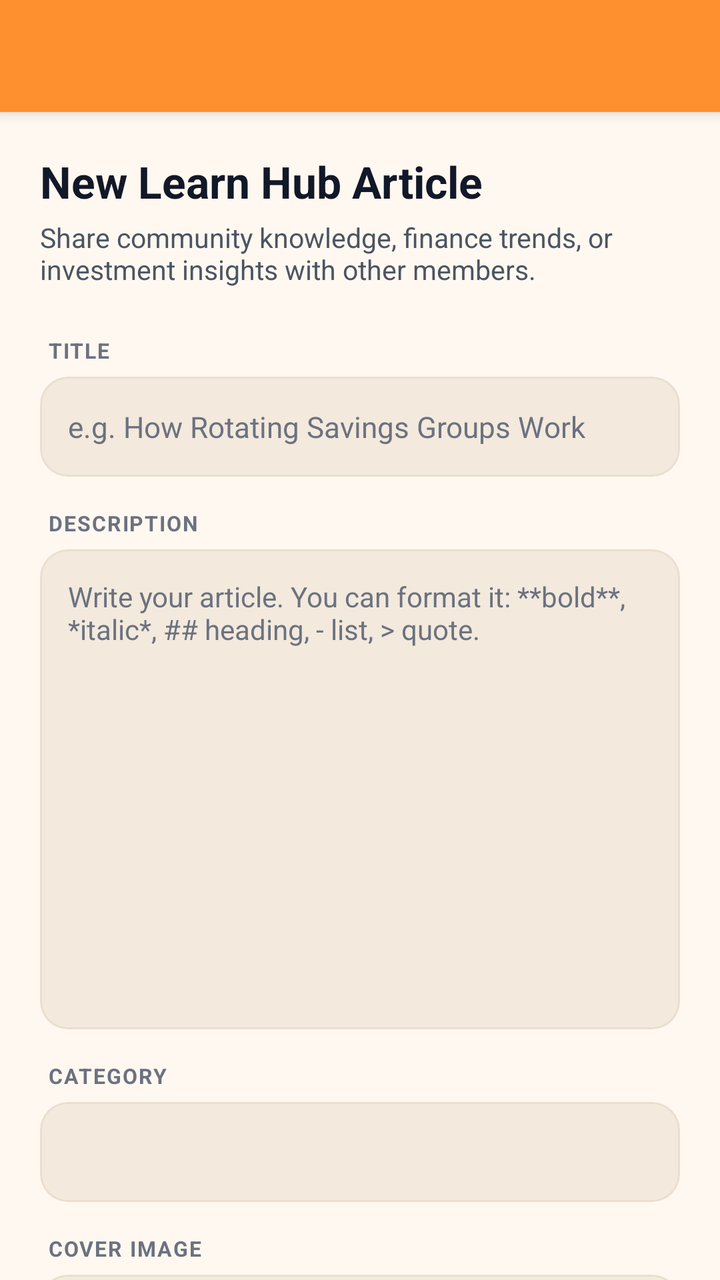
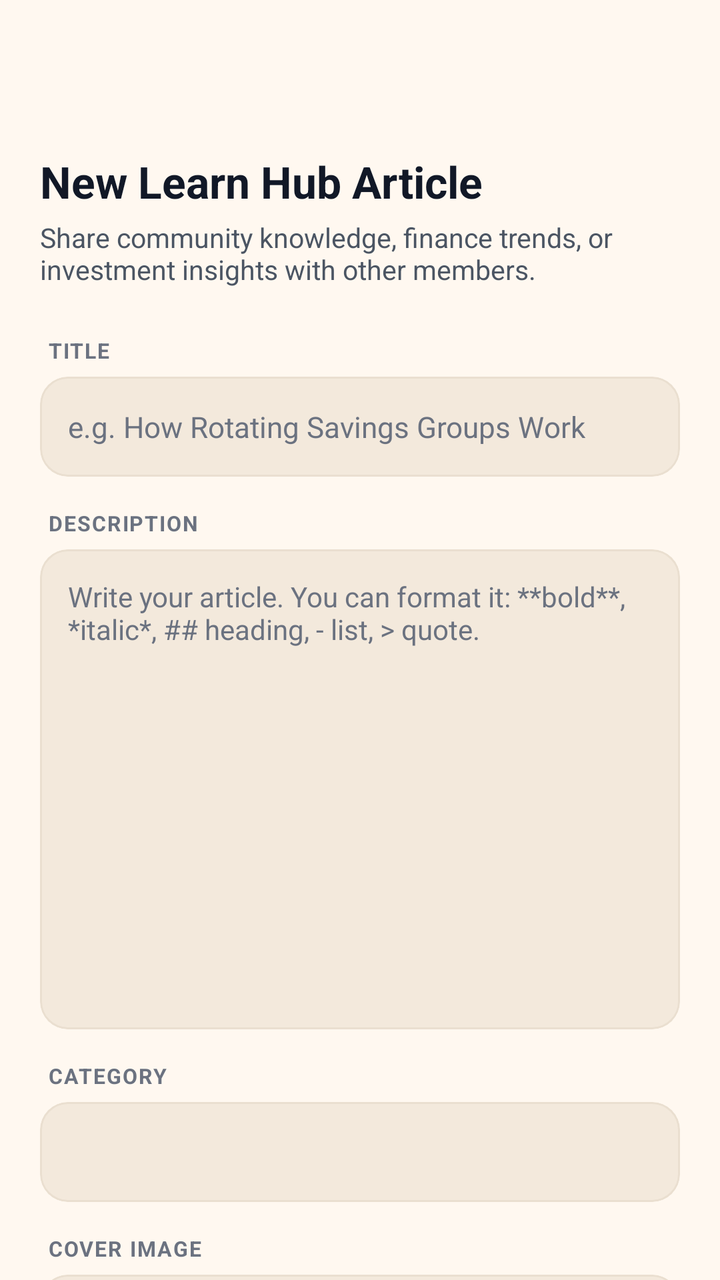

Before-and-after screenshots of an Android layout around one commit, followed by the original layout XML and the change that was made.
<!-- AndroidManifest.xml: application theme AppTheme -->
<!-- res/layout/create_learnhub_content.xml -->
<androidx.coordinatorlayout.widget.CoordinatorLayout
	xmlns:android="http://schemas.android.com/apk/res/android"
	xmlns:app="http://schemas.android.com/apk/res-auto"
	xmlns:tools="http://schemas.android.com/tools"
	android:id="@+id/_coordinator"
	android:layout_width="match_parent"
	android:layout_height="match_parent">
	<com.google.android.material.appbar.AppBarLayout
		android:id="@+id/_app_bar"
		android:layout_width="match_parent"
		android:layout_height="wrap_content"
		android:theme="@style/AppTheme.AppBarOverlay">
		<androidx.appcompat.widget.Toolbar
			android:id="@+id/_toolbar"
			android:layout_width="match_parent"
			android:layout_height="?attr/actionBarSize"
			android:background="?attr/appBarColor"
			app:popupTheme="@style/AppTheme.PopupOverlay" />
	</com.google.android.material.appbar.AppBarLayout>
	<androidx.core.widget.NestedScrollView
		android:id="@+id/vscroll2"
		android:layout_width="match_parent"
		android:layout_height="match_parent"
		android:background="@color/colorBackground"
		android:fillViewport="true"
		android:overScrollMode="never"
		app:layout_behavior="@string/appbar_scrolling_view_behavior">
		<LinearLayout
			android:id="@+id/linear10"
			android:layout_width="match_parent"
			android:layout_height="wrap_content"
			android:padding="20dp"
			android:orientation="vertical">
			<TextView
				android:id="@+id/textview24"
				android:layout_width="wrap_content"
				android:layout_height="wrap_content"
				android:text="New Learn Hub Article"
				android:textSize="22sp"
				android:textStyle="bold"
				android:textColor="@color/colorTextPrimary"
				android:focusable="false" />
			<TextView
				android:id="@+id/textview25"
				android:layout_width="match_parent"
				android:layout_height="wrap_content"
				android:layout_marginTop="4dp"
				android:layout_marginBottom="24dp"
				android:text="Share community knowledge, finance trends, or investment insights with other members."
				android:textColor="@color/colorTextSecondary"
				android:textSize="13.5sp"
				android:focusable="false" />
			<TextView
				android:id="@+id/textview26"
				android:layout_width="wrap_content"
				android:layout_height="wrap_content"
				android:text="TITLE"
				android:textStyle="bold"
				android:textColor="@color/colorTextTertiary"
				android:textSize="10.5sp"
				android:layout_marginStart="4dp"
				android:letterSpacing="0.06"
				android:focusable="false" />
			<com.google.android.material.card.MaterialCardView
				android:id="@+id/cardview13"
				android:layout_width="match_parent"
				android:layout_height="wrap_content"
				android:layout_marginTop="6dp"
				android:layout_marginBottom="16dp"
				app:cardBackgroundColor="@color/colorSurfaceRaised"
				app:cardCornerRadius="14dp"
				app:cardElevation="0dp"
				app:strokeColor="@color/colorCardStroke"
				app:strokeWidth="1dp">
				<EditText
					android:id="@+id/et_learn_title"
					android:layout_width="match_parent"
					android:layout_height="50dp"
					android:background="@android:color/transparent"
					android:gravity="center_vertical"
					android:textColor="@color/colorTextPrimary"
					android:hint="e.g. How Rotating Savings Groups Work"
					android:textSize="14.5sp"
					android:inputType="textCapSentences"
					android:focusable="true"
					android:focusableInTouchMode="true"
					android:maxLength="120"
					android:paddingHorizontal="14dp" />
			</com.google.android.material.card.MaterialCardView>
			<TextView
				android:id="@+id/textview27"
				android:layout_width="wrap_content"
				android:layout_height="wrap_content"
				android:text="DESCRIPTION"
				android:textStyle="bold"
				android:textColor="@color/colorTextTertiary"
				android:textSize="10.5sp"
				android:layout_marginStart="4dp"
				android:letterSpacing="0.06"
				android:focusable="false" />
			<com.google.android.material.card.MaterialCardView
				android:id="@+id/cardview14"
				android:layout_width="match_parent"
				android:layout_height="240dp"
				android:layout_marginTop="6dp"
				android:layout_marginBottom="16dp"
				app:cardBackgroundColor="@color/colorSurfaceRaised"
				app:cardCornerRadius="14dp"
				app:cardElevation="0dp"
				app:strokeColor="@color/colorCardStroke"
				app:strokeWidth="1dp">
				<EditText
					android:id="@+id/et_learn_description"
					android:layout_width="match_parent"
					android:layout_height="match_parent"
					android:padding="14dp"
					android:background="@android:color/transparent"
					android:textSize="14sp"
					android:textColor="@color/colorTextPrimary"
					android:hint="Write your article. You can format it: **bold**, *italic*, ## heading, - list, &gt; quote."
					android:gravity="top|start"
					android:inputType="textMultiLine|textCapSentences"
					android:focusable="true"
					android:focusableInTouchMode="true"
					android:maxLength="8000" />
			</com.google.android.material.card.MaterialCardView>
			<TextView
				android:id="@+id/textview28"
				android:layout_width="wrap_content"
				android:layout_height="wrap_content"
				android:text="CATEGORY"
				android:textStyle="bold"
				android:textColor="@color/colorTextTertiary"
				android:textSize="10.5sp"
				android:layout_marginStart="4dp"
				android:letterSpacing="0.06"
				android:focusable="false" />
			<com.google.android.material.card.MaterialCardView
				android:id="@+id/cardview7"
				android:layout_width="match_parent"
				android:layout_height="wrap_content"
				android:layout_marginTop="6dp"
				android:layout_marginBottom="16dp"
				app:cardBackgroundColor="@color/colorSurfaceRaised"
				app:cardCornerRadius="14dp"
				app:cardElevation="0dp"
				app:strokeColor="@color/colorCardStroke"
				app:strokeWidth="1dp">
				<Spinner
					android:id="@+id/spinner_learn_category"
					android:layout_width="match_parent"
					android:layout_height="50dp"
					android:background="@android:color/transparent"
					android:spinnerMode="dialog"
					android:paddingHorizontal="10dp"
					android:theme="@style/WhiteSpinnerTheme" />
			</com.google.android.material.card.MaterialCardView>
			<TextView
				android:id="@+id/textview29"
				android:layout_width="wrap_content"
				android:layout_height="wrap_content"
				android:text="COVER IMAGE"
				android:textStyle="bold"
				android:textColor="@color/colorTextTertiary"
				android:textSize="10.5sp"
				android:layout_marginStart="4dp"
				android:letterSpacing="0.06"
				android:focusable="false" />
			<com.google.android.material.card.MaterialCardView
				android:id="@+id/card_image_picker"
				android:layout_width="match_parent"
				android:layout_height="160dp"
				android:layout_marginTop="6dp"
				android:layout_marginBottom="8dp"
				app:cardBackgroundColor="@color/colorSurfaceRaised"
				app:cardCornerRadius="14dp"
				app:cardElevation="0dp"
				app:strokeColor="@color/colorCardStroke"
				app:strokeWidth="1dp">
				<FrameLayout
					android:id="@+id/frame_layout2"
					android:layout_width="match_parent"
					android:layout_height="match_parent">
					<ImageView
						android:id="@+id/iv_learn_image_preview"
						android:layout_width="match_parent"
						android:layout_height="match_parent"
						android:src="@drawable/default_image"
						android:scaleType="centerCrop"
						android:visibility="gone" />
					<LinearLayout
						android:id="@+id/layout_image_placeholder"
						android:layout_width="match_parent"
						android:layout_height="match_parent"
						android:gravity="center_horizontal|center_vertical"
						android:orientation="vertical">
						<ImageView
							android:id="@+id/imageview2"
							android:layout_width="36dp"
							android:layout_height="36dp"
							android:scaleType="center"
							android:src="@android:drawable/ic_menu_gallery"
							app:tint="@color/colorTextTertiary" />
						<TextView
							android:id="@+id/textview30"
							android:layout_width="wrap_content"
							android:layout_height="wrap_content"
							android:layout_marginTop="8dp"
							android:text="Add a cover image (optional)"
							android:textSize="13sp"
							android:textColor="@color/colorTextSecondary"
							android:focusable="false" />
					</LinearLayout>
					<com.google.android.material.progressindicator.LinearProgressIndicator
						android:id="@+id/progress_image_upload"
						android:layout_width="match_parent"
						android:layout_height="wrap_content"
						android:layout_gravity="bottom"
						android:visibility="gone"
						app:indicatorColor="@color/colorAccent"
						app:trackThickness="4dp" />
				</FrameLayout>
			</com.google.android.material.card.MaterialCardView>
			<TextView
				android:id="@+id/textview32"
				android:layout_width="match_parent"
				android:layout_height="wrap_content"
				android:layout_marginBottom="24dp"
				android:text="A picture or a video is optional: you can post words only."
				android:textColor="@color/colorTextTertiary"
				android:textSize="11.5sp"
				android:layout_marginStart="4dp"
				android:focusable="false" />
			<TextView
				android:layout_width="match_parent"
				android:layout_height="wrap_content"
				android:layout_marginStart="4dp"
				android:layout_marginBottom="6dp"
				android:text="Video link (optional)"
				android:textColor="@color/colorTextPrimary"
				android:textSize="14sp"
				android:textStyle="bold"
				android:focusable="false" />
			<com.google.android.material.card.MaterialCardView
				android:layout_width="match_parent"
				android:layout_height="wrap_content"
				android:layout_marginBottom="4dp"
				app:cardBackgroundColor="@color/colorSurfaceRaised"
				app:cardCornerRadius="14dp"
				app:cardElevation="0dp"
				app:strokeColor="@color/colorCardStroke"
				app:strokeWidth="1dp">
				<EditText
					android:id="@+id/et_learn_video_url"
					android:layout_width="match_parent"
					android:layout_height="50dp"
					android:background="@android:color/transparent"
					android:gravity="center_vertical"
					android:textSize="14sp"
					android:textColor="@color/colorTextPrimary"
					android:hint="YouTube, Facebook, TikTok or Vimeo link"
					android:inputType="textUri"
					android:focusable="true"
					android:focusableInTouchMode="true"
					android:maxLength="300"
					android:paddingHorizontal="14dp" />
			</com.google.android.material.card.MaterialCardView>
			<TextView
				android:id="@+id/tv_learn_video_status"
				android:layout_width="match_parent"
				android:layout_height="wrap_content"
				android:layout_marginStart="4dp"
				android:layout_marginBottom="24dp"
				android:text="Readers press play and the video streams from the site it is on. Nothing is uploaded or stored by Harvana."
				android:textColor="@color/colorTextTertiary"
				android:textSize="11.5sp"
				android:focusable="false" />
			<TextView
				android:id="@+id/tv_learn_error"
				android:layout_width="match_parent"
				android:layout_height="wrap_content"
				android:layout_marginBottom="12dp"
				android:textSize="13sp"
				android:textColor="@color/colorError"
				android:focusable="false"
				android:visibility="gone" />
			<com.google.android.material.button.MaterialButton
				android:id="@+id/btn_learn_post"
				android:layout_width="match_parent"
				android:layout_height="52dp"
				android:text="Post Article"
				android:textSize="15sp"
				android:textStyle="bold"
				android:textColor="@color/colorTextOnAccent"
				android:textAllCaps="false"
				app:backgroundTint="@color/colorAccent"
				app:cornerRadius="14dp"
				app:elevation="0dp" />
		</LinearLayout>
	</androidx.core.widget.NestedScrollView>
</androidx.coordinatorlayout.widget.CoordinatorLayout>
<!-- resources referenced by this layout -->
<resources>
  <color name="colorAccent">#FF9030</color>
  <color name="colorBackground">#FFF8F0</color>
  <color name="colorCardStroke">#EADFD0</color>
  <color name="colorError">#EF4444</color>
  <color name="colorSurfaceRaised">#F3E9DC</color>
  <color name="colorTextOnAccent">#111827</color>
  <color name="colorTextPrimary">#111827</color>
  <color name="colorTextSecondary">#4B5563</color>
  <color name="colorTextTertiary">#6B7280</color>
  <style name="AppTheme.PopupOverlay" parent="ThemeOverlay.MaterialComponents.Light" />
  <style name="AppTheme" parent="Theme.MaterialComponents.DayNight.NoActionBar">
          
          <item name="homeAsUpIndicator">@drawable/ic_nav_back</item>
          
          <item name="android:textViewStyle">@style/HarvanaTextView</item>
          <item name="appBarColor">@color/colorAccent</item>
          <item name="onAppBarColor">@color/colorTextOnAccent</item>
          <item name="colorSecondary">@color/colorAccent</item>
          <item name="colorOnSecondary">@color/colorTextOnAccent</item>
          <item name="colorPrimaryVariant">@color/colorAccentDark</item>
          <item name="colorSecondaryVariant">@color/colorAccentDark</item>
          <item name="colorError">@color/colorError</item>
          <item name="colorOnError">@color/colorTextPrimaryWhite</item>
          <item name="colorControlActivated">@color/colorAccent</item>
          <item name="colorControlNormal">@color/colorControlNormal</item>
          <item name="colorControlHighlight">@color/colorAccentRipple</item>
          <item name="android:textColorHighlight">@color/colorAccentStroke</item>
          <item name="android:textColorLink">@color/colorAccentStrong</item>
          <item name="android:editTextColor">@color/colorTextPrimary</item>
          <item name="android:navigationBarColor">@color/colorBackground</item>
          <item name="colorPrimary">@color/colorAccent</item>
          <item name="colorPrimaryDark">@color/colorAccentStrong</item>
          <item name="colorAccent">@color/colorAccent</item>
          <item name="colorSurface">@color/colorSurface</item>
          <item name="colorOnPrimary">@color/colorTextOnAccent</item>
          <item name="colorOnSurface">@color/colorTextPrimary</item>
          <item name="colorOnBackground">@color/colorTextPrimary</item>
          <item name="colorOnSurfaceVariant">@color/colorTextSecondary</item>
          <item name="android:textColorPrimary">@color/colorTextPrimary</item>
          <item name="android:textColorSecondary">@color/colorTextSecondary</item>
          <item name="android:textColorHint">@color/colorTextTertiary</item>
          <item name="android:statusBarColor">?attr/appBarColor</item>
          <item name="android:windowLightStatusBar">true</item>
          <item name="android:windowBackground">@color/colorBackground</item>
          <item name="alertDialogTheme">@style/HarvanaAlertDialog</item>
          <item name="materialAlertDialogTheme">@style/HarvanaAlertDialog</item>
          <item name="bottomSheetDialogTheme">@style/HarvanaBottomSheetDialog</item>
      </style>
  <style name="HarvanaTextView" parent="android:Widget.TextView">
          <item name="android:textColor">@color/colorTextPrimary</item>
      </style>
  <color name="colorAccentDark">#E57A14</color>
  <color name="colorTextPrimaryWhite">#FFFFFF</color>
  <color name="colorControlNormal">#6B7280</color>
  <color name="colorAccentRipple">#1AFF9030</color>
  <color name="colorAccentStroke">#33FF9030</color>
  <color name="colorAccentStrong">#B85F0A</color>
  <color name="colorSurface">#FFFFFF</color>
  <style name="HarvanaDialogButton" parent="Widget.MaterialComponents.Button.TextButton.Dialog">
          <item name="android:textColor">@color/colorAccent</item>
          <item name="android:minHeight">48dp</item>
      </style>
  <!-- unchanged entries left out for length: 8 -->
</resources>

<!-- the commit's change to res/layout/create_learnhub_content.xml (unified diff, before → after) -->
@@ -9,7 +9,9 @@
 		android:id="@+id/_app_bar"
 		android:layout_width="match_parent"
 		android:layout_height="wrap_content"
-		android:theme="@style/AppTheme.AppBarOverlay">
+		android:theme="@style/AppTheme.AppBarOverlay"
+		app:elevation="0dp"
+		android:stateListAnimator="@null">
 		<androidx.appcompat.widget.Toolbar
 			android:id="@+id/_toolbar"
 			android:layout_width="match_parent"
<!-- resource entries referenced after the edit -->
@@ -15,8 +15,8 @@
           <item name="homeAsUpIndicator">@drawable/ic_nav_back</item>
           
           <item name="android:textViewStyle">@style/HarvanaTextView</item>
-          <item name="appBarColor">@color/colorAccent</item>
-          <item name="onAppBarColor">@color/colorTextOnAccent</item>
+          <item name="appBarColor">@color/colorBackground</item>
+          <item name="onAppBarColor">@color/colorTextPrimary</item>
           <item name="colorSecondary">@color/colorAccent</item>
           <item name="colorOnSecondary">@color/colorTextOnAccent</item>
           <item name="colorPrimaryVariant">@color/colorAccentDark</item>
